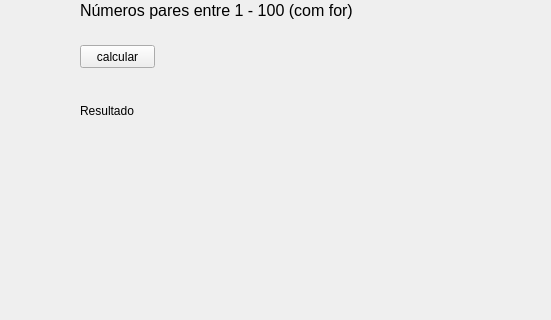
The window that ex16/ex16.ui (PeterLucky731/Qt) describes before a commit, drawn with Qt 5; both pictures show x 120 to 671 and y 155 to 475 of the 800 by 600 pixel window.
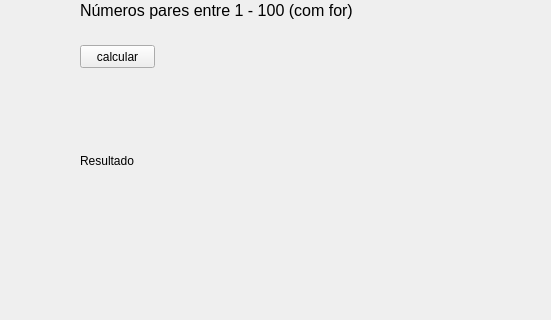
The same window after the commit.

What changed in the file:
```diff
--- a/ex16/ex16.ui
+++ b/ex16/ex16.ui
@@ -20,12 +20,15 @@
       <x>200</x>
       <y>250</y>
       <width>391</width>
-      <height>31</height>
+      <height>131</height>
      </rect>
     </property>
     <property name="text">
      <string>Resultado</string>
     </property>
+    <property name="wordWrap">
+     <bool>true</bool>
+    </property>
    </widget>
    <widget class="QPushButton" name="btn">
     <property name="geometry">
```
Left out of the diff: 3 changed lines with no effect on the pictures.
